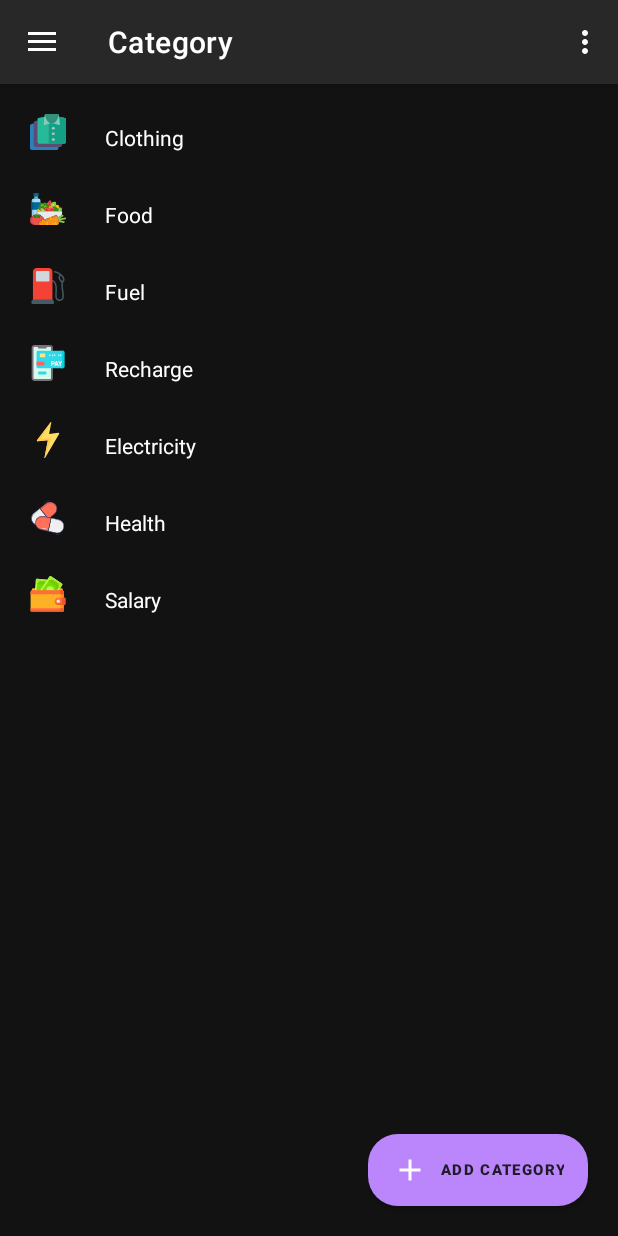
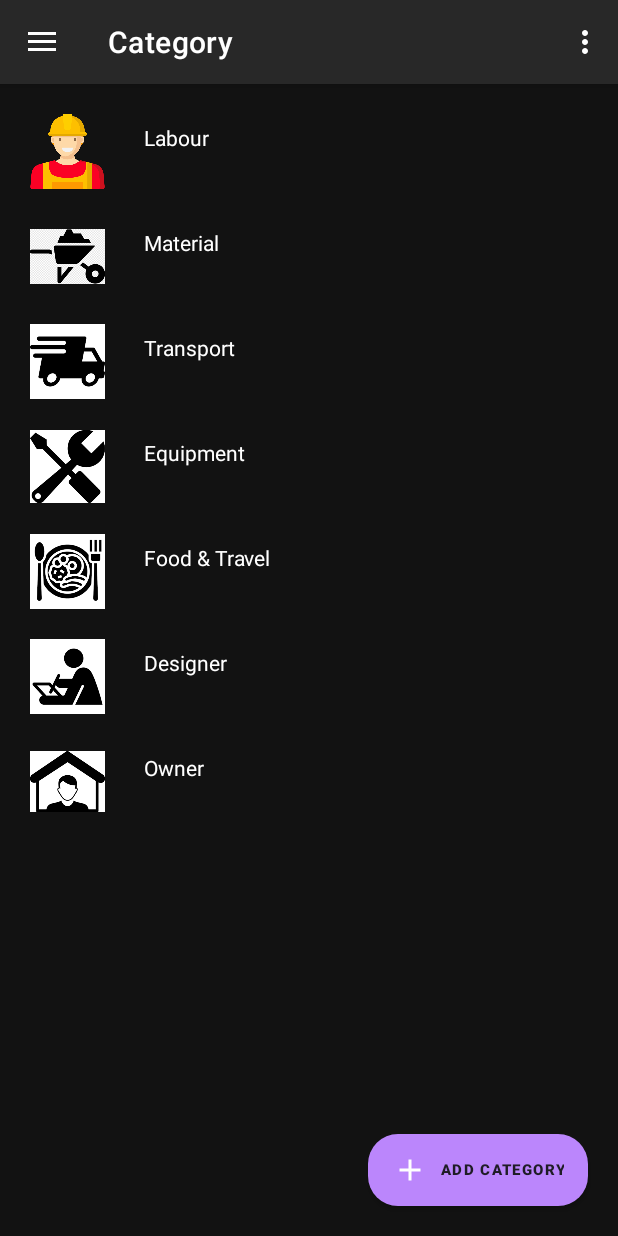
Before and after one commit to solanki-mak/Construction-Management, an Android app: the screen it shows after launch once a user with an empty profile is signed in (MainActivity), in the side drawer, after a tap on "Category", on a phone screen of 412 x 824 dp. Run offline under Robolectric (Android 15) with nearby library versions, the phone set to English and light mode, and no system bars; our stand-ins replace Firebase (no records; nobody signed in at launch, a user with empty details on screens opened directly), navigation-ui; libraries missing offline, so code that uses them is left out: com.karumi.dexter; 1 statement that could not run was skipped.

Commit message:
initial commit

```diff
--- a/app/build.gradle
+++ b/app/build.gradle
@@ -4,8 +4,8 @@ plugins {
 }
 
 android {
-    compileSdkVersion 29
-    buildToolsVersion "29.0.3"
+    compileSdk 30
+    buildToolsVersion '30.0.3'
 
     defaultConfig {
         applicationId "com.applycreditcard.expense_manager"
--- a/app/src/main/AndroidManifest.xml
+++ b/app/src/main/AndroidManifest.xml
@@ -9,9 +9,9 @@
 
     <application
         android:allowBackup="true"
-        android:icon="@drawable/accounting"
+        android:icon="@drawable/cons"
         android:label="@string/app_name"
-        android:roundIcon="@drawable/accounting"
+        android:roundIcon="@drawable/cons"
         android:supportsRtl="true"
         android:theme="@style/Theme.Expense_Manager">
         <!--        <activity android:name=".MainActivity" />-->
--- a/app/src/main/java/com/applycreditcard/expense_manager/ui/gallery/GalleryFragment.java
+++ b/app/src/main/java/com/applycreditcard/expense_manager/ui/gallery/GalleryFragment.java
@@ -35,13 +35,13 @@ public class GalleryFragment extends Fragment implements CategoryListAdapter.Onc
         categoryRV.setLayoutManager(new LinearLayoutManager(getContext()));
         categoryRV.setAdapter(categoryListAdapter);
 
-        categoryModels.add(new CategoryModel(R.drawable.ic_clothing, "Clothing"));
-        categoryModels.add(new CategoryModel(R.drawable.ic_food, "Food"));
-        categoryModels.add(new CategoryModel(R.drawable.ic_gas_pump, "Fuel"));
-        categoryModels.add(new CategoryModel(R.drawable.ic_mobile_recharge, "Recharge"));
-        categoryModels.add(new CategoryModel(R.drawable.ic_lightning, "Electricity"));
-        categoryModels.add(new CategoryModel(R.drawable.ic_health, "Health"));
-        categoryModels.add(new CategoryModel(R.drawable.ic_wallet, "Salary"));
+        categoryModels.add(new CategoryModel(R.drawable.labour, "Labour"));
+        categoryModels.add(new CategoryModel(R.drawable.material, "Material"));
+        categoryModels.add(new CategoryModel(R.drawable.transport, "Transport"));
+        categoryModels.add(new CategoryModel(R.drawable.equp, "Equipment"));
+        categoryModels.add(new CategoryModel(R.drawable.food, "Food & Travel"));
+        categoryModels.add(new CategoryModel(R.drawable.desig, "Designer"));
+        categoryModels.add(new CategoryModel(R.drawable.own, "Owner"));
         categoryListAdapter.notifyDataSetChanged();
         return root;
     }
--- a/app/src/main/res/layout/activity_splash.xml
+++ b/app/src/main/res/layout/activity_splash.xml
@@ -11,7 +11,7 @@
         android:layout_height="150dp"
         android:layout_centerHorizontal="true"
         android:layout_marginTop="200dp"
-        android:src="@drawable/accounting" />
+        android:src="@drawable/cons" />
 
     <TextView
         android:layout_width="match_parent"
@@ -20,7 +20,7 @@
         android:layout_centerInParent="true"
         android:layout_marginTop="4dp"
         android:gravity="center"
-        android:text="Expense Manager"
+        android:text="Construction Managment"
         android:textSize="30dp" />
 
 </RelativeLayout>
--- a/app/src/main/res/layout/category_alert_dialogbox.xml
+++ b/app/src/main/res/layout/category_alert_dialogbox.xml
@@ -32,7 +32,7 @@
             android:layout_width="match_parent"
             android:layout_height="wrap_content"
             android:layout_below="@id/idTVCategoryHead"
-            android:layout_marginTop="10dp"
+            android:layout_marginTop="8dp"
             tools:listitem="@layout/category_list_item" />
 
     </RelativeLayout>
--- a/app/src/main/res/layout/category_list_item.xml
+++ b/app/src/main/res/layout/category_list_item.xml
@@ -6,10 +6,10 @@
 
     <ImageView
         android:id="@+id/categoryIcon"
-        android:layout_width="wrap_content"
-        android:layout_height="wrap_content"
+        android:layout_width="70dp"
+        android:layout_height="70dp"
         android:padding="10dp"
-        android:src="@mipmap/ic_launcher" />
+        android:src="@drawable/material" />
 
     <TextView
         android:id="@+id/idTVCategory"
--- a/app/src/main/res/layout/fragment_home.xml
+++ b/app/src/main/res/layout/fragment_home.xml
@@ -208,7 +208,7 @@
         android:layout_margin="20dp"
         android:background="@drawable/rounded_background"
         android:drawableLeft="@drawable/ic_baseline_add_24"
-        android:text="Add Transaction"
+        android:text="Add"
         android:textSize="10sp"
         android:textStyle="bold" />
 
--- a/app/src/main/res/layout/fragment_slideshow.xml
+++ b/app/src/main/res/layout/fragment_slideshow.xml
@@ -10,6 +10,6 @@
         android:layout_width="wrap_content"
         android:layout_height="wrap_content"
         tools:layout_editor_absoluteX="8dp"
-        tools:layout_editor_absoluteY="8dp"/>
+        tools:layout_editor_absoluteY="8dp" />
 
 </RelativeLayout>
--- a/app/src/main/res/values/strings.xml
+++ b/app/src/main/res/values/strings.xml
@@ -1,5 +1,5 @@
 <resources>
-    <string name="app_name">Expense_Manager</string>
+    <string name="app_name">Construction Managment</string>
     <string name="navigation_drawer_open">Open navigation drawer</string>
     <string name="navigation_drawer_close">Close navigation drawer</string>
     <string name="nav_header_title">Android Studio</string>
```
Also changed, not shown: app/src/main/java/com/applycreditcard/expense_manager/ui/home/HomeFragment.java (+40 -40 lines), app/src/main/res/layout/homescreen_list_item.xml (+4 -4 lines), app/src/main/res/layout/nav_header_main.xml (+4 -4 lines), app/src/main/res/drawable/cons.png (added), app/src/main/res/drawable/desig.png (added), app/src/main/res/drawable/equp.png (added), app/src/main/res/drawable/food.png (added), app/src/main/res/drawable/labour.png (added), app/src/main/res/drawable/material.png (added), app/src/main/res/drawable/own.png (added), app/src/main/res/drawable/transport.png (added).
